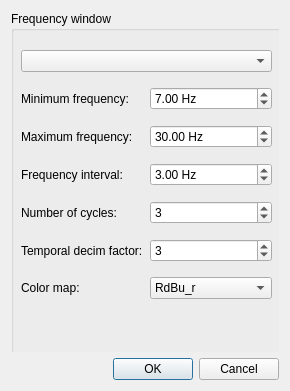
cibr-jyu/meggie, file qt4Designer_ui_files/TFRfromEpochsUi.ui: the form before one commit.
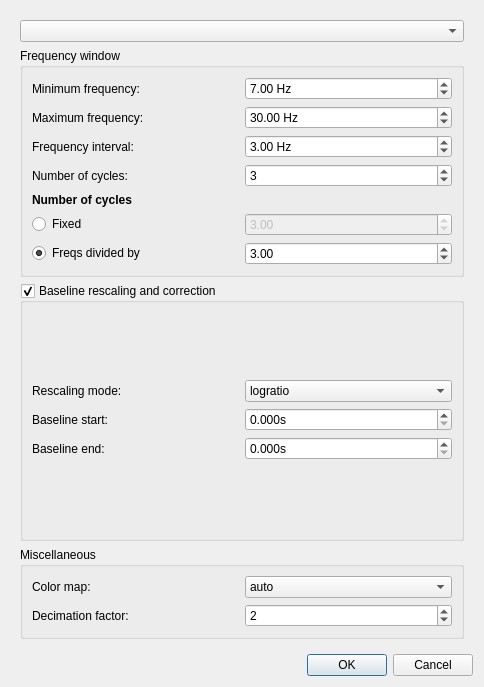
The form after the commit.

Commit message: Modify one-channel TFR and TFR topology, fix TFR raw save data, clean code, update todo

Diff of the .ui file:
```diff
--- a/qt4Designer_ui_files/TFRfromEpochsUi.ui
+++ b/qt4Designer_ui_files/TFRfromEpochsUi.ui
@@ -6,8 +6,8 @@
    <rect>
     <x>0</x>
     <y>0</y>
-    <width>290</width>
-    <height>391</height>
+    <width>484</width>
+    <height>687</height>
    </rect>
   </property>
   <property name="windowTitle">
@@ -27,41 +27,25 @@
        <rect>
         <x>0</x>
         <y>0</y>
-        <width>272</width>
-        <height>334</height>
+        <width>466</width>
+        <height>630</height>
        </rect>
       </property>
       <property name="minimumSize">
        <size>
-        <width>197</width>
-        <height>134</height>
+        <width>0</width>
+        <height>0</height>
        </size>
       </property>
+      <layout class="QGridLayout" name="gridLayout_4">
+       <item row="1" column="0">
       <widget class="QGroupBox" name="groupBoxFrequencies">
-       <property name="geometry">
-        <rect>
-         <x>0</x>
-         <y>0</y>
-         <width>291</width>
-         <height>361</height>
-        </rect>
-       </property>
        <property name="title">
         <string>Frequency window</string>
        </property>
-       <widget class="QWidget" name="layoutWidget">
-        <property name="geometry">
-         <rect>
-          <x>10</x>
-          <y>30</y>
-          <width>251</width>
-          <height>273</height>
-         </rect>
-        </property>
+         <layout class="QGridLayout" name="gridLayout_2">
+          <item row="0" column="0">
         <layout class="QVBoxLayout" name="verticalLayout_6">
-         <item>
-          <widget class="QComboBox" name="comboBoxChannels"/>
-         </item>
          <item>
           <layout class="QHBoxLayout" name="horizontalLayout_13">
            <item>
@@ -165,34 +149,106 @@
           </layout>
          </item>
          <item>
-          <layout class="QHBoxLayout" name="horizontalLayout_8">
+             <layout class="QHBoxLayout" name="horizontalLayout_3"/>
+            </item>
            <item>
-            <widget class="QLabel" name="label_2">
+             <widget class="QLabel" name="label">
+              <property name="font">
+               <font>
+                <weight>75</weight>
+                <bold>true</bold>
+               </font>
+              </property>
              <property name="text">
-              <string>Temporal decim factor:</string>
+               <string>Number of cycles</string>
              </property>
             </widget>
            </item>
            <item>
-            <widget class="QSpinBox" name="spinBoxDecim">
+             <layout class="QHBoxLayout" name="horizontalLayout_4">
+              <item>
+               <widget class="QRadioButton" name="radioButtonFixed">
+                <property name="text">
+                 <string>Fixed</string>
+                </property>
+               </widget>
+              </item>
+              <item>
+               <widget class="QDoubleSpinBox" name="doubleSpinBoxNcycles">
+                <property name="enabled">
+                 <bool>false</bool>
+                </property>
              <property name="value">
-              <number>3</number>
+                 <double>3.000000000000000</double>
              </property>
             </widget>
            </item>
           </layout>
          </item>
          <item>
-          <layout class="QHBoxLayout" name="horizontalLayout_3">
+             <layout class="QHBoxLayout" name="horizontalLayout_5">
            <item>
-            <widget class="QLabel" name="labelCmap">
+               <widget class="QRadioButton" name="radioButtonAdapted">
+                <property name="text">
+                 <string>Freqs divided by</string>
+                </property>
+                <property name="checked">
+                 <bool>true</bool>
+                </property>
+               </widget>
+              </item>
+              <item>
+               <widget class="QDoubleSpinBox" name="doubleSpinBoxCycleFactor">
+                <property name="minimum">
+                 <double>1.000000000000000</double>
+                </property>
+                <property name="maximum">
+                 <double>10.000000000000000</double>
+                </property>
+                <property name="value">
+                 <double>3.000000000000000</double>
+                </property>
+               </widget>
+              </item>
+             </layout>
+            </item>
+           </layout>
+          </item>
+         </layout>
+        </widget>
+       </item>
+       <item row="4" column="0">
+        <widget class="QGroupBox" name="groupBoxMisc">
+         <property name="title">
+          <string>Miscellaneous</string>
+         </property>
+         <layout class="QGridLayout" name="gridLayout_9">
+          <item row="1" column="0">
+           <layout class="QGridLayout" name="gridLayout_10">
+            <item row="1" column="1">
+             <widget class="QSpinBox" name="spinBoxDecim_2">
+              <property name="value">
+               <number>2</number>
+              </property>
+             </widget>
+            </item>
+            <item row="0" column="0">
+             <widget class="QLabel" name="labelCmap_2">
              <property name="text">
               <string>Color map:</string>
              </property>
             </widget>
            </item>
+            <item row="0" column="1">
+             <widget class="QComboBox" name="comboBoxCmap_2">
+              <property name="currentIndex">
+               <number>0</number>
+              </property>
            <item>
-            <widget class="QComboBox" name="comboBoxCmap">
+               <property name="text">
+                <string>auto</string>
+               </property>
+              </item>
              <item>
               <property name="text">
                <string>RdBu_r</string>
@@ -220,11 +276,141 @@
              </item>
             </widget>
            </item>
+            <item row="1" column="0">
+             <widget class="QLabel" name="label_3">
+              <property name="text">
+               <string>Decimation factor:</string>
+              </property>
+             </widget>
+            </item>
           </layout>
          </item>
         </layout>
        </widget>
-      </widget>
+       </item>
+       <item row="3" column="0">
+        <widget class="QGroupBox" name="groupBoxBaseline">
+         <property name="enabled">
+          <bool>true</bool>
+         </property>
+         <property name="sizePolicy">
+          <sizepolicy hsizetype="Preferred" vsizetype="Preferred">
+           <horstretch>0</horstretch>
+           <verstretch>1</verstretch>
+          </sizepolicy>
+         </property>
+         <property name="title">
+          <string>Baseline rescaling and correction</string>
+         </property>
+         <property name="checkable">
+          <bool>true</bool>
+         </property>
+         <property name="checked">
+          <bool>true</bool>
+         </property>
+         <layout class="QGridLayout" name="gridLayout_3">
+          <item row="0" column="0" colspan="2">
+           <layout class="QGridLayout" name="gridLayout_7">
+            <item row="0" column="0">
+             <widget class="QLabel" name="labelRescaling">
+              <property name="text">
+               <string>Rescaling mode:</string>
+              </property>
+             </widget>
+            </item>
+            <item row="1" column="0">
+             <widget class="QLabel" name="labelBaselineStart">
+              <property name="enabled">
+               <bool>true</bool>
+              </property>
+              <property name="text">
+               <string>Baseline start:</string>
+              </property>
+             </widget>
+            </item>
+            <item row="0" column="1">
+             <widget class="QComboBox" name="comboBoxMode">
+              <property name="currentIndex">
+               <number>1</number>
+              </property>
+              <item>
+               <property name="text">
+                <string>ratio</string>
+               </property>
+              </item>
+              <item>
+               <property name="text">
+                <string>logratio</string>
+               </property>
+              </item>
+              <item>
+               <property name="text">
+                <string>mean</string>
+               </property>
+              </item>
+              <item>
+               <property name="text">
+                <string>zscore</string>
+               </property>
+              </item>
+              <item>
+               <property name="text">
+                <string>percent</string>
+               </property>
+              </item>
+             </widget>
+            </item>
+            <item row="1" column="1">
+             <widget class="QDoubleSpinBox" name="doubleSpinBoxBaselineStart">
+              <property name="enabled">
+               <bool>true</bool>
+              </property>
+              <property name="suffix">
+               <string>s</string>
+              </property>
+              <property name="decimals">
+               <number>3</number>
+              </property>
+              <property name="singleStep">
+               <double>0.050000000000000</double>
+              </property>
+             </widget>
+            </item>
+            <item row="2" column="0">
+             <widget class="QLabel" name="labelBaselineEnd">
+              <property name="enabled">
+               <bool>true</bool>
+              </property>
+              <property name="text">
+               <string>Baseline end:</string>
+              </property>
+             </widget>
+            </item>
+            <item row="2" column="1">
+             <widget class="QDoubleSpinBox" name="doubleSpinBoxBaselineEnd">
+              <property name="enabled">
+               <bool>true</bool>
+              </property>
+              <property name="suffix">
+               <string>s</string>
+              </property>
+              <property name="decimals">
+               <number>3</number>
+              </property>
+              <property name="singleStep">
+               <double>0.050000000000000</double>
+              </property>
+             </widget>
+            </item>
+           </layout>
+          </item>
+         </layout>
+        </widget>
+       </item>
+       <item row="0" column="0">
+        <widget class="QComboBox" name="comboBoxChannels"/>
+       </item>
+      </layout>
      </widget>
     </widget>
    </item>
```
Left out of the diff: 42 changed lines with no effect on the pictures. Lines whose indentation alone changed are shown as unchanged. The commit also changes 11 other files.
